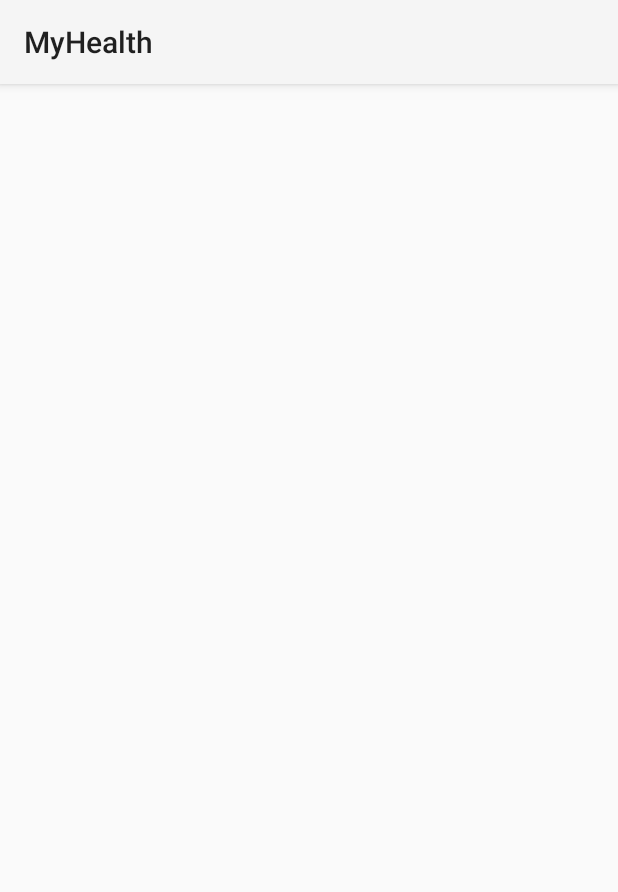
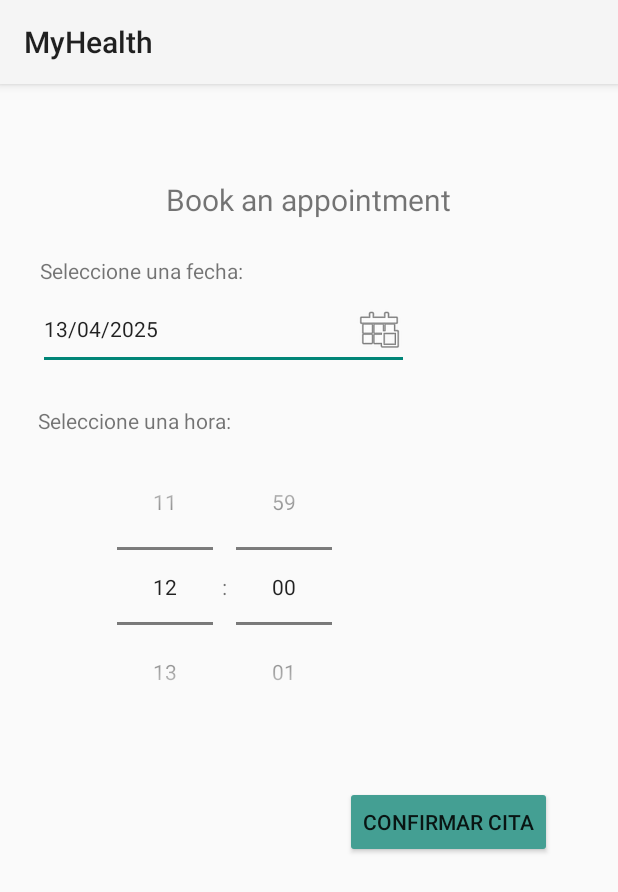
Before and after one commit to EA-12/MyHealth, an Android app: the ActivityBookAppointment screen opened directly, with no data from a screen before it, on a phone screen of 412 x 824 dp. Shown: the top 892 px of the screen. Run offline under Robolectric (Android 15) with nearby library versions, the phone set to English and light mode, and no system bars.

Commit message:
style(BookAppointment): mejora estilos de pantalla de petición de cita

```diff
--- a/app/src/main/java/com/example/myhealth/ActivityBookAppointment.kt
+++ b/app/src/main/java/com/example/myhealth/ActivityBookAppointment.kt
@@ -1,15 +1,26 @@
 package com.example.myhealth
 
+import android.app.DatePickerDialog
 import android.content.Intent
 import android.os.Bundle
 import android.view.View
+import android.widget.Button
+import android.widget.EditText
+import android.widget.TimePicker
 import android.widget.Toast
 import androidx.activity.enableEdgeToEdge
 import androidx.appcompat.app.AppCompatActivity
 import androidx.core.view.ViewCompat
 import androidx.core.view.WindowInsetsCompat
+import java.text.SimpleDateFormat
+import java.util.Calendar
+import java.util.Locale
 
 class ActivityBookAppointment : AppCompatActivity() {
+
+    private lateinit var editTextDate: EditText
+    private val calendar = Calendar.getInstance()
+
     override fun onCreate(savedInstanceState: Bundle?) {
         super.onCreate(savedInstanceState)
         enableEdgeToEdge()
@@ -19,9 +30,47 @@ class ActivityBookAppointment : AppCompatActivity() {
             v.setPadding(systemBars.left, systemBars.top, systemBars.right, systemBars.bottom)
             insets
         }
+
+
+        editTextDate = findViewById(R.id.editTextDate)
+
+        calendar.set(Calendar.YEAR, 2025)
+        calendar.set(Calendar.MONTH, Calendar.APRIL)
+        calendar.set(Calendar.DAY_OF_MONTH, 13)
+
+        val dateSetListener = DatePickerDialog.OnDateSetListener { _, year, month, day ->
+            calendar.set(Calendar.YEAR, year)
+            calendar.set(Calendar.MONTH, month)
+            calendar.set(Calendar.DAY_OF_MONTH, day)
+            updateLabel()
+        }
+
+        editTextDate.setOnClickListener {
+            DatePickerDialog(
+                this,
+                dateSetListener,
+                calendar.get(Calendar.YEAR),
+                calendar.get(Calendar.MONTH),
+                calendar.get(Calendar.DAY_OF_MONTH)
+            ).show()
+        }
+
+        updateLabel()
+
+        val timePicker = findViewById<TimePicker>(R.id.appointmentTimePicker)
+        timePicker.setIs24HourView(true)
+        timePicker.hour = 12
+        timePicker.minute = 0
     }
+
     fun goToMainActivity(view: View) {
+        Toast.makeText(this, "Cita guardada correctamente", Toast.LENGTH_SHORT).show()
         val intent = Intent(this, MainActivity::class.java)
         startActivity(intent)
     }
+
+    private fun updateLabel() {
+        val format = SimpleDateFormat("dd/MM/yyyy", Locale.getDefault())
+        editTextDate.setText(format.format(calendar.time))
+    }
 }
--- a/app/src/main/res/layout/activity_book_appointment.xml
+++ b/app/src/main/res/layout/activity_book_appointment.xml
@@ -8,6 +8,7 @@
     tools:context=".ActivityBookAppointment"
     tools:ignore="ExtraText">
 
+<!--
 <com.google.android.material.textfield.TextInputLayout
     android:id="@+id/textInputLayout"
     style="@style/Widget.MaterialComponents.TextInputLayout.OutlinedBox.ExposedDropdownMenu"
@@ -21,6 +22,18 @@
     app:layout_constraintStart_toStartOf="parent">
 
 </com.google.android.material.textfield.TextInputLayout>
+
+<CalendarView
+    android:id="@+id/calendarView"
+    android:layout_width="327dp"
+    android:layout_height="320dp"
+    android:layout_marginTop="10dp"
+    app:layout_constraintBottom_toBottomOf="parent"
+    app:layout_constraintEnd_toEndOf="parent"
+    app:layout_constraintStart_toStartOf="parent"
+    app:layout_constraintTop_toBottomOf="@+id/timePickerId"
+    app:layout_constraintVertical_bias="1.0"
+    android:contentDescription="@string/seleccione_una_fecha" />
 
 <TimePicker
     android:id="@+id/timePickerId"
@@ -36,19 +49,6 @@
     android:contentDescription="@string/seleccione_la_hora"
     tools:ignore="ExtraText"/>
 
-    <CalendarView
-        android:id="@+id/calendarView"
-        android:layout_width="327dp"
-        android:layout_height="320dp"
-        android:layout_marginTop="10dp"
-        app:layout_constraintBottom_toBottomOf="parent"
-        app:layout_constraintEnd_toEndOf="parent"
-        app:layout_constraintStart_toStartOf="parent"
-        app:layout_constraintTop_toBottomOf="@+id/timePickerId"
-        app:layout_constraintVertical_bias="1.0"
-        android:contentDescription="@string/seleccione_una_fecha"
-    />
-
 <Button
     android:id="@+id/button3"
     android:layout_width="wrap_content"
@@ -63,5 +63,105 @@
     app:layout_constraintEnd_toEndOf="parent"
     app:layout_constraintStart_toStartOf="parent"
     app:layout_constraintTop_toBottomOf="@+id/timePickerId" />
+    -->
+
+    <TextView
+        android:id="@+id/textViewAppointment"
+        android:layout_width="wrap_content"
+        android:layout_height="wrap_content"
+        android:layout_marginStart="147dp"
+        android:layout_marginTop="35dp"
+        android:layout_marginEnd="148dp"
+        android:layout_marginBottom="677dp"
+        android:text="@string/pedir_cita"
+        android:textSize="20sp"
+        app:layout_constraintBottom_toBottomOf="parent"
+        app:layout_constraintEnd_toEndOf="parent"
+        app:layout_constraintStart_toStartOf="parent"
+        app:layout_constraintTop_toTopOf="parent"
+        app:layout_constraintVertical_bias="1.0" />
+
+
+    <!--
+    <DatePicker
+        android:id="@+id/datePicker"
+        android:layout_width="wrap_content"
+        android:layout_height="wrap_content"
+        android:calendarViewShown="true"
+        app:layout_constraintTop_toTopOf="parent"
+        app:layout_constraintStart_toStartOf="parent"
+        app:layout_constraintEnd_toEndOf="parent" />
+    -->
+
+    <TextView
+        android:id="@+id/textViewAppointmentDate"
+        android:layout_width="225dp"
+        android:layout_height="22dp"
+        android:text="Seleccione una fecha:"
+        android:textSize="14sp"
+        android:layout_marginTop="24dp"
+        app:layout_constraintBottom_toTopOf="@+id/editTextDate"
+        app:layout_constraintEnd_toEndOf="parent"
+        app:layout_constraintHorizontal_bias="0.142"
+        app:layout_constraintStart_toStartOf="parent"
+        app:layout_constraintTop_toBottomOf="@+id/textViewAppointment" />
+
+    <EditText
+        android:id="@+id/editTextDate"
+        android:layout_width="247dp"
+        android:layout_height="54dp"
+        android:layout_marginBottom="4dp"
+        android:clickable="true"
+        android:cursorVisible="false"
+        android:drawableEnd="@android:drawable/ic_menu_today"
+        android:enabled="true"
+        android:focusable="true"
+        android:hint="@string/pick_a_date"
+        android:inputType="none"
+        android:textSize="14sp"
+        app:layout_constraintBottom_toTopOf="@+id/textViewAppointmentTime"
+        app:layout_constraintEnd_toEndOf="parent"
+        app:layout_constraintHorizontal_bias="0.152"
+        app:layout_constraintStart_toStartOf="parent"
+        tools:ignore="KeyboardInaccessibleWidget,TextFields" />
+
+    <TimePicker
+        android:id="@+id/appointmentTimePicker"
+        android:layout_width="249dp"
+        android:layout_height="202dp"
+        android:timePickerMode="spinner"
+        app:layout_constraintEnd_toEndOf="parent"
+        app:layout_constraintHorizontal_bias="0.154"
+        app:layout_constraintStart_toStartOf="parent"
+        app:layout_constraintTop_toBottomOf="@+id/textViewAppointmentTime" />
+
+    <TextView
+        android:id="@+id/textViewAppointmentTime"
+        android:layout_width="wrap_content"
+        android:layout_height="wrap_content"
+        android:layout_marginStart="16dp"
+        android:layout_marginTop="24dp"
+        android:layout_marginEnd="16dp"
+        android:text="Seleccione una hora:"
+        android:textSize="14sp"
+        app:layout_constraintEnd_toEndOf="parent"
+        app:layout_constraintHorizontal_bias="0.036"
+        app:layout_constraintStart_toStartOf="parent"
+        app:layout_constraintTop_toBottomOf="@id/editTextDate" />
+
+    <Button
+        android:id="@+id/buttonConfirm"
+        android:layout_width="wrap_content"
+        android:layout_height="wrap_content"
+        android:layout_marginTop="32dp"
+        android:layout_marginEnd="44dp"
+        android:backgroundTint="@color/theme_primary"
+        android:onClick="goToMainActivity"
+        android:text="@string/confirmar_cita"
+        android:textSize="14sp"
+        app:layout_constraintBottom_toBottomOf="parent"
+        app:layout_constraintEnd_toEndOf="parent"
+        app:layout_constraintTop_toBottomOf="@id/appointmentTimePicker"
+        app:layout_constraintVertical_bias="0.0" />
 
 </androidx.constraintlayout.widget.ConstraintLayout>
--- /dev/null
+++ b/app/src/main/res/layout/activity_history.xml
@@ -0,0 +1,6 @@
+<?xml version="1.0" encoding="utf-8"?>
+<androidx.constraintlayout.widget.ConstraintLayout xmlns:android="http://schemas.android.com/apk/res/android"
+    android:layout_width="match_parent"
+    android:layout_height="match_parent">
+
+</androidx.constraintlayout.widget.ConstraintLayout>
--- a/app/src/main/res/values/strings.xml
+++ b/app/src/main/res/values/strings.xml
@@ -24,5 +24,7 @@
     <string name="volver">Return</string>
     <string name="editar">Edit</string>
     <string name="services">Medical services</string>
+    <string name="confirmar_cita">Confirmar cita</string>
+    <string name="pick_a_date">Pick a date</string>
 
 </resources>
```
Lines whose indentation alone changed are shown as unchanged.
